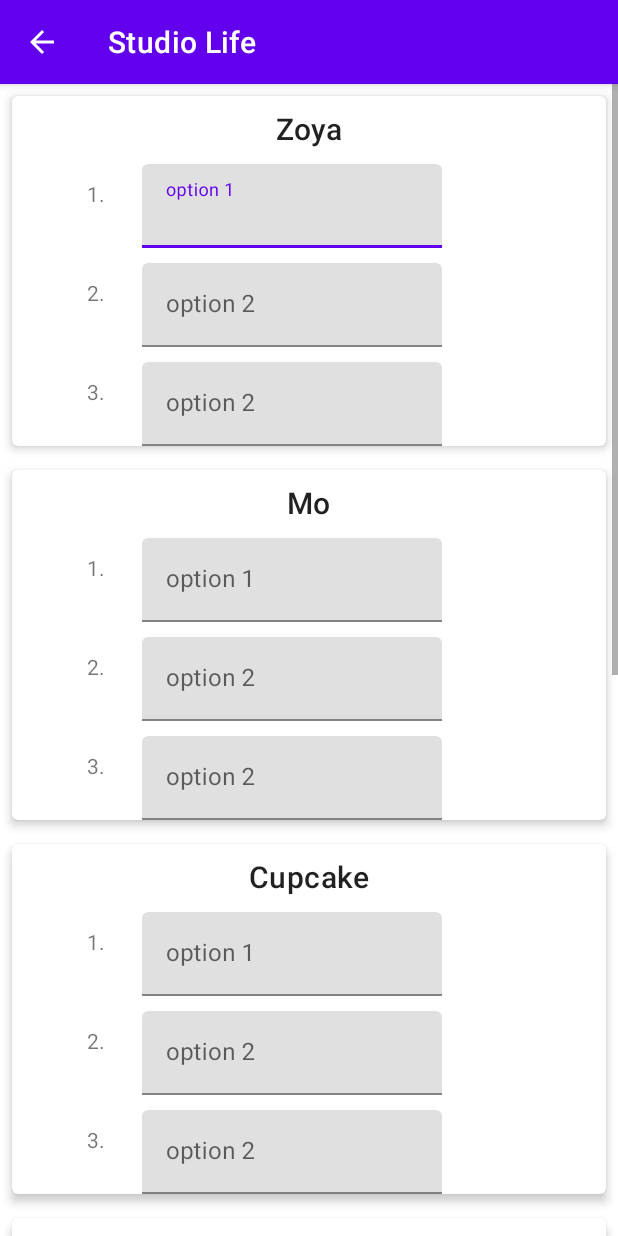
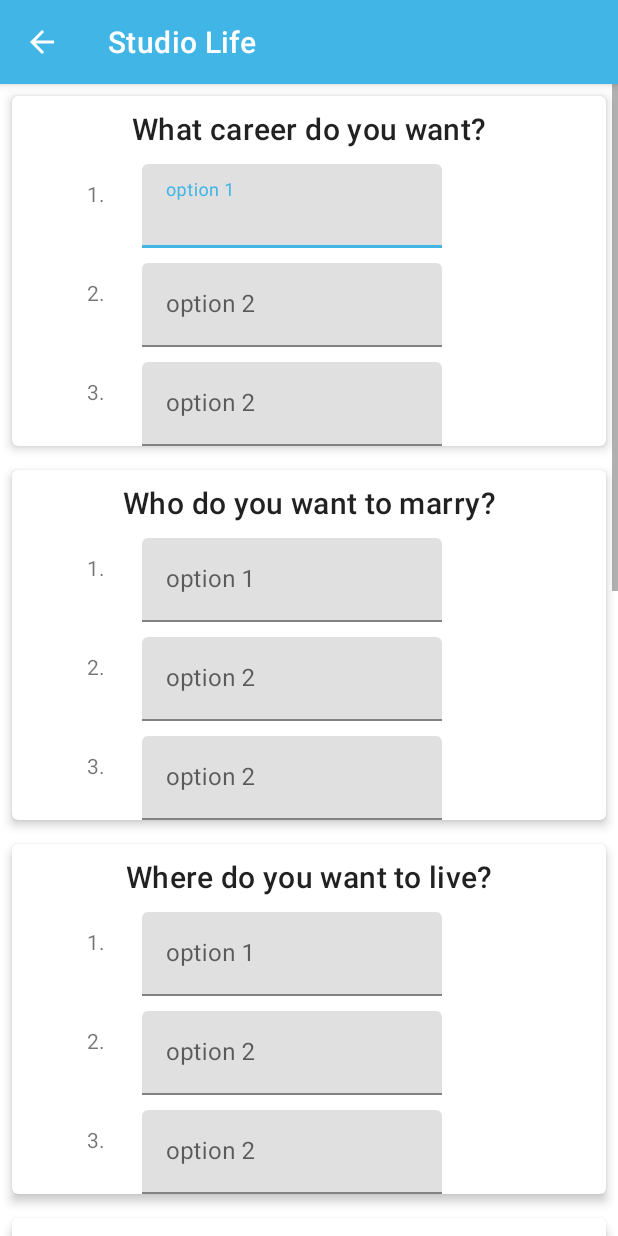
Before and after one commit to rahulpalla/StudioLife, an Android app: the screen it shows after launch (EntryFormActivity), after a tap on "CONTINUE", on a phone screen of 412 x 824 dp. Run offline under Robolectric (Android 15) with nearby library versions, the phone set to English and light mode, and no system bars.

Commit message:
Changed questions

```diff
--- a/app/src/main/java/com/example/studiolife/DataSource.kt
+++ b/app/src/main/java/com/example/studiolife/DataSource.kt
@@ -25,45 +25,55 @@ object DataSource {
     val questions: List<Question> = listOf(
         Question(
 //            R.drawable.zoya,
-            "Zoya",
+            "What career do you want?",
+            null,
+            null,
+            null
+        ),
+
+        Question(
+//            R.drawable.cupcake,
+            "Who do you want to marry?",
+            null,
+            null,
+            null
+        ),
+
+        Question(
+//            R.drawable.momo,
+            "Where do you want to live?",
             null,
             null,
             null
         ),
         Question(
-//            R.drawable.momo,
-            "Mo",
+//            R.drawable.tiramisu,
+            "What kind of house do you want?",
             null,
             null,
             null
         ),
+
         Question(
-//            R.drawable.cupcake,
-            "Cupcake",
+//            R.drawable.tiramisu,
+            "What mode of transportation do you want?",
             null,
             null,
             null
         ),
         Question(
 //            R.drawable.jasper,
-            "Jasper",
+            "How many kids do you want?",
             null,
             null,
             null
         ),
         Question(
 //            R.drawable.tabitha,
-            "Tabitha",
+            "What pet do you want",
             null,
             null,
             null
         ),
-        Question(
-//            R.drawable.tiramisu,
-            "Tiramisu",
-            null,
-            null,
-            null
-        )
     )
 }
--- a/app/src/main/res/values-night/themes.xml
+++ b/app/src/main/res/values-night/themes.xml
@@ -2,12 +2,12 @@
     <!-- Base application theme. -->
     <style name="Theme.StudioLife" parent="Theme.MaterialComponents.DayNight.DarkActionBar">
         <!-- Primary brand color. -->
-        <item name="colorPrimary">@color/purple_200</item>
-        <item name="colorPrimaryVariant">@color/purple_700</item>
+        <item name="colorPrimary">@color/blue</item>
+        <item name="colorPrimaryVariant">@color/blue</item>
         <item name="colorOnPrimary">@color/black</item>
         <!-- Secondary brand color. -->
-        <item name="colorSecondary">@color/teal_200</item>
-        <item name="colorSecondaryVariant">@color/teal_200</item>
+        <item name="colorSecondary">@color/blue</item>
+        <item name="colorSecondaryVariant">@color/blue</item>
         <item name="colorOnSecondary">@color/black</item>
         <!-- Status bar color. -->
         <item name="android:statusBarColor" tools:targetApi="l">?attr/colorPrimaryVariant</item>
--- a/app/src/main/res/values/colors.xml
+++ b/app/src/main/res/values/colors.xml
@@ -7,4 +7,5 @@
     <color name="teal_700">#FF018786</color>
     <color name="black">#FF000000</color>
     <color name="white">#FFFFFFFF</color>
+    <color name="blue"> #FF41b6e6</color>
 </resources>
--- a/app/src/main/res/values/themes.xml
+++ b/app/src/main/res/values/themes.xml
@@ -2,12 +2,12 @@
     <!-- Base application theme. -->
     <style name="Theme.StudioLife" parent="Theme.MaterialComponents.DayNight.DarkActionBar">
         <!-- Primary brand color. -->
-        <item name="colorPrimary">@color/purple_500</item>
-        <item name="colorPrimaryVariant">@color/purple_700</item>
-        <item name="colorOnPrimary">@color/white</item>
+        <item name="colorPrimary">@color/blue</item>
+        <item name="colorPrimaryVariant">@color/blue</item>
+        <item name="colorOnPrimary">@color/black</item>
         <!-- Secondary brand color. -->
-        <item name="colorSecondary">@color/teal_200</item>
-        <item name="colorSecondaryVariant">@color/teal_700</item>
+        <item name="colorSecondary">@color/blue</item>
+        <item name="colorSecondaryVariant">@color/blue</item>
         <item name="colorOnSecondary">@color/black</item>
         <!-- Status bar color. -->
         <item name="android:statusBarColor" tools:targetApi="l">?attr/colorPrimaryVariant</item>
```
